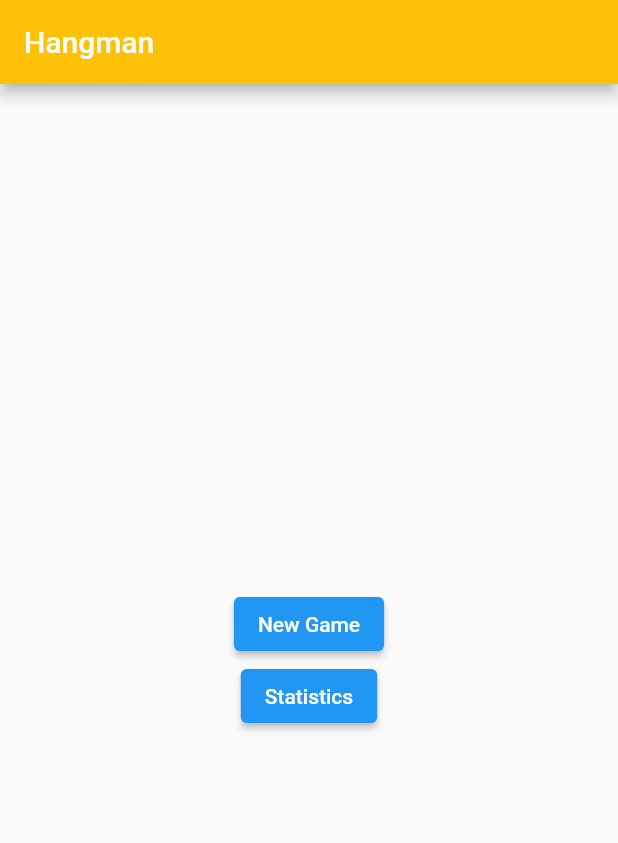
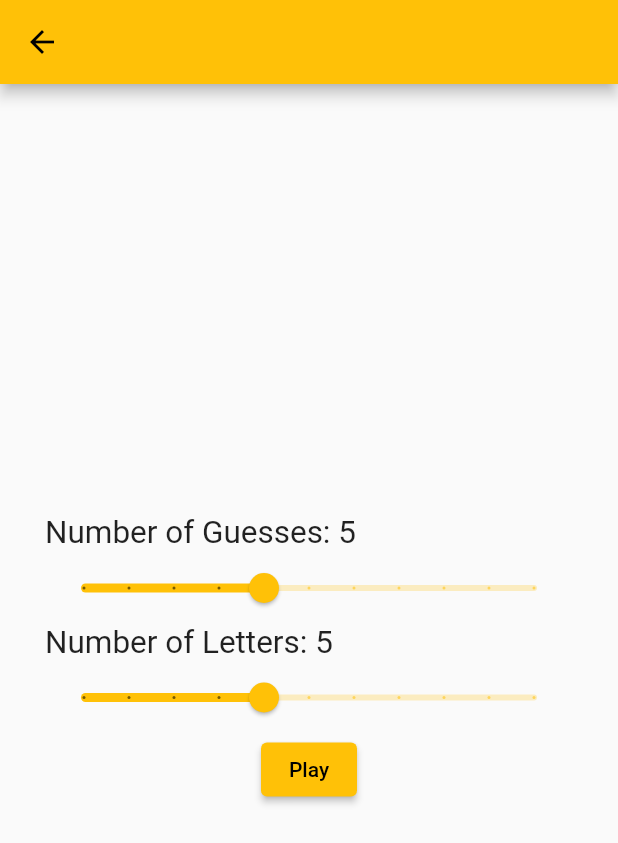
Before and after one commit to strathdeek/hangman, a Flutter app: the screen it shows after launch, after a tap on "New Game", on a phone screen of 412 x 824 dp. Shown: the top 843 px of the screen. Run offline on Flutter 3.47's test engine with Material 2 defaults, Android fonts, the phone set to English and light mode, and no system bars.

Commit message:
add basic navigation and page scaffolds

```diff
--- /dev/null
+++ b/lib/constants/constants.dart
@@ -0,0 +1,6 @@
+class Constants{
+  static const GameSetupPageRouteName = "/setup";
+  static const StatisticsPageRouteName = "/statistics";
+  static const GamePageRouteName = "/game";
+
+}
--- a/lib/main.dart
+++ b/lib/main.dart
@@ -1,4 +1,8 @@
 import 'package:flutter/material.dart';
+import 'package:hangman/constants/constants.dart';
+import 'package:hangman/screens/GamePage.dart';
+import 'package:hangman/screens/GameSetupPage.dart';
+import 'package:hangman/screens/StatisticsPage.dart';
 
 import 'screens/MainPage.dart';
 
@@ -22,8 +26,17 @@ class MyApp extends StatelessWidget {
         // or simply save your changes to "hot reload" in a Flutter IDE).
         // Notice that the counter didn't reset back to zero; the application
         // is not restarted.
-        primarySwatch: Colors.blue,
+        primarySwatch: Colors.amber,
+        textButtonTheme: TextButtonThemeData(
+          style: ButtonStyle(foregroundColor: MaterialStateProperty.resolveWith((states) => Colors.black))
+        )
+
       ),
+      routes: {
+        Constants.GameSetupPageRouteName: (context) => GameSetupPage(),
+        Constants.StatisticsPageRouteName: (context) => StatisticsPage(),
+        Constants.GamePageRouteName: (context) => GamePage(),
+      },
       home: MainPage(),
     );
   }
--- /dev/null
+++ b/lib/screens/GameSetupPage.dart
@@ -0,0 +1,71 @@
+import 'package:flutter/material.dart';
+import 'package:hangman/constants/constants.dart';
+
+class GameSetupPage extends StatefulWidget {
+  @override
+  _GameSetupPageState createState() => _GameSetupPageState();
+}
+
+class _GameSetupPageState extends State<GameSetupPage> {
+  double _guessCount = 5;
+  double _letterCount = 5;
+
+  @override
+  Widget build(BuildContext context) {
+    return Scaffold(
+      appBar: AppBar(
+        backgroundColor: Colors.amber,
+      ),
+      body: Container(
+        alignment: Alignment.center,
+        padding: EdgeInsets.all(30),
+        child: Column(
+          mainAxisAlignment: MainAxisAlignment.center,
+          children: [
+            Row(children: [
+              Text(
+                "Number of Guesses: ",
+                textScaleFactor: 1.5,
+              ),
+              Text(_guessCount.round().toString(), textScaleFactor: 1.5)
+            ]),
+            Slider(
+              value: _guessCount,
+              max: 10,
+              min: 1,
+              divisions: 10,
+              label: _guessCount.round().toString(),
+              onChanged: (double value) {
+                setState(() {
+                  _guessCount = value;
+                });
+              },
+            ),
+            Row(children: [
+              Text(
+                "Number of Letters: ",
+                textScaleFactor: 1.5,
+              ),
+              Text(_letterCount.round().toString(), textScaleFactor: 1.5)
+            ]),
+            Slider(
+              value: _letterCount,
+              max: 10,
+              min: 1,
+              divisions: 10,
+              label: _letterCount.round().toString(),
+              onChanged: (double value) {
+                setState(() {
+                  _letterCount = value;
+                });
+              },
+            ),
+            ElevatedButton(onPressed: (){
+              Navigator.pushNamed(context, Constants.GamePageRouteName);
+            }, child: Text("Play"))
+          ],
+        ),
+      ),
+    );
+  }
+}
--- a/lib/screens/MainPage.dart
+++ b/lib/screens/MainPage.dart
@@ -1,4 +1,6 @@
 import 'package:flutter/material.dart';
+import 'package:hangman/constants/constants.dart';
+import 'package:hangman/screens/GameSetupPage.dart';
 
 class MainPage extends StatefulWidget {
   @override
@@ -6,30 +8,34 @@ class MainPage extends StatefulWidget {
 }
 
 class _MainPageState extends State<MainPage> {
-  void _navigateToStartGame(){
-    print("tapped start game");
+  void _navigateToStartGame() {
+    Navigator.pushNamed(context, Constants.GameSetupPageRouteName);
   }
+
+  void _navigateToStatistics() {
+    Navigator.pushNamed(context, Constants.StatisticsPageRouteName);
+  }
+
   @override
   Widget build(BuildContext context) {
     return Scaffold(
       appBar: AppBar(
-        backgroundColor: Colors.amber,
-        title: Text("Hangman"),
+        title: Text("HANGMAN"),
       ),
       body: Container(
-        alignment: Alignment.center,
-        child: Column(
-          mainAxisAlignment: MainAxisAlignment.center,
-          children: [
-            ElevatedButton(onPressed: _navigateToStartGame, child: Text("New Game")),
-            ElevatedButton(onPressed: _navigateToStatistics, child: Text("Statistics"))
-          ],
-        )
-      ),
+          alignment: Alignment.center,
+          child: Column(
+            mainAxisAlignment: MainAxisAlignment.center,
+            children: [
+              ElevatedButton(
+                  onPressed: _navigateToStartGame, child: Text("New Game")),
+              SizedBox(
+                height: 20,
+              ),
+              ElevatedButton(
+                  onPressed: _navigateToStatistics, child: Text("Statistics"))
+            ],
+          )),
     );
   }
-
-  void _navigateToStatistics() {
-    print("tapped statistics");
-  }
 }
```
Also changed, not shown: lib/screens/GamePage.dart (added, +22 -0 lines), lib/screens/StatisticsPage.dart (added, +15 -0 lines).
